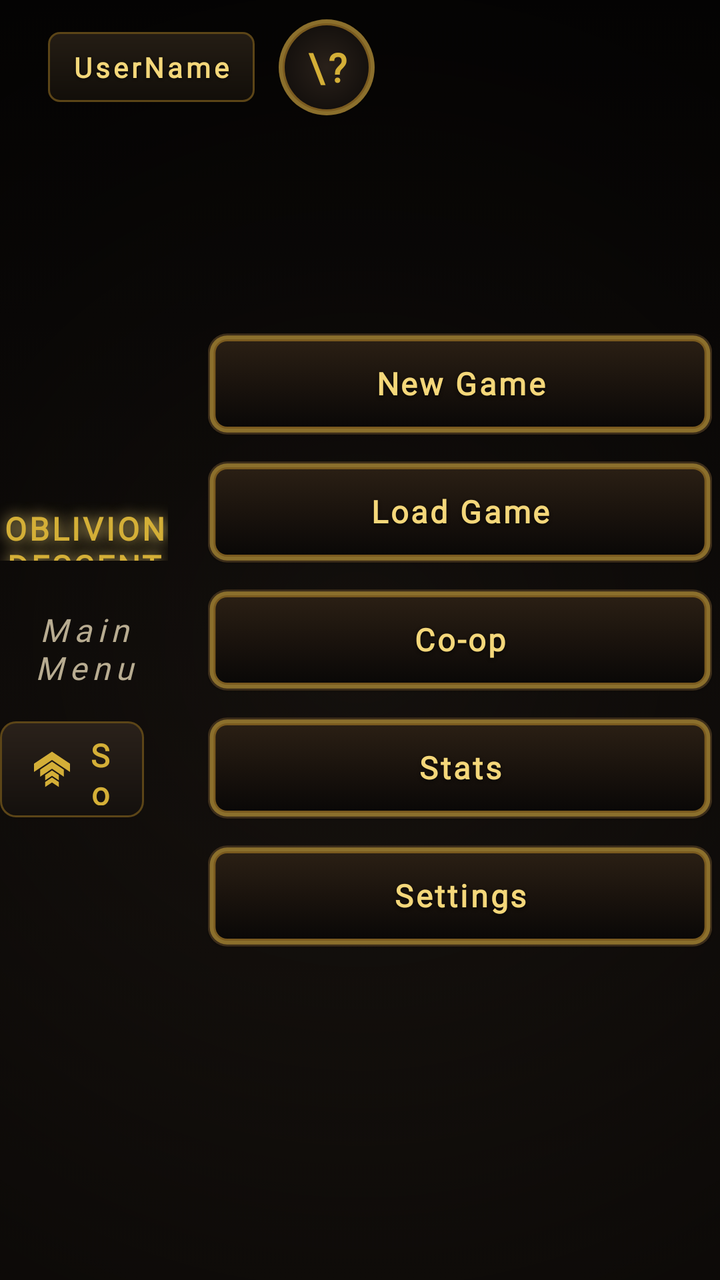
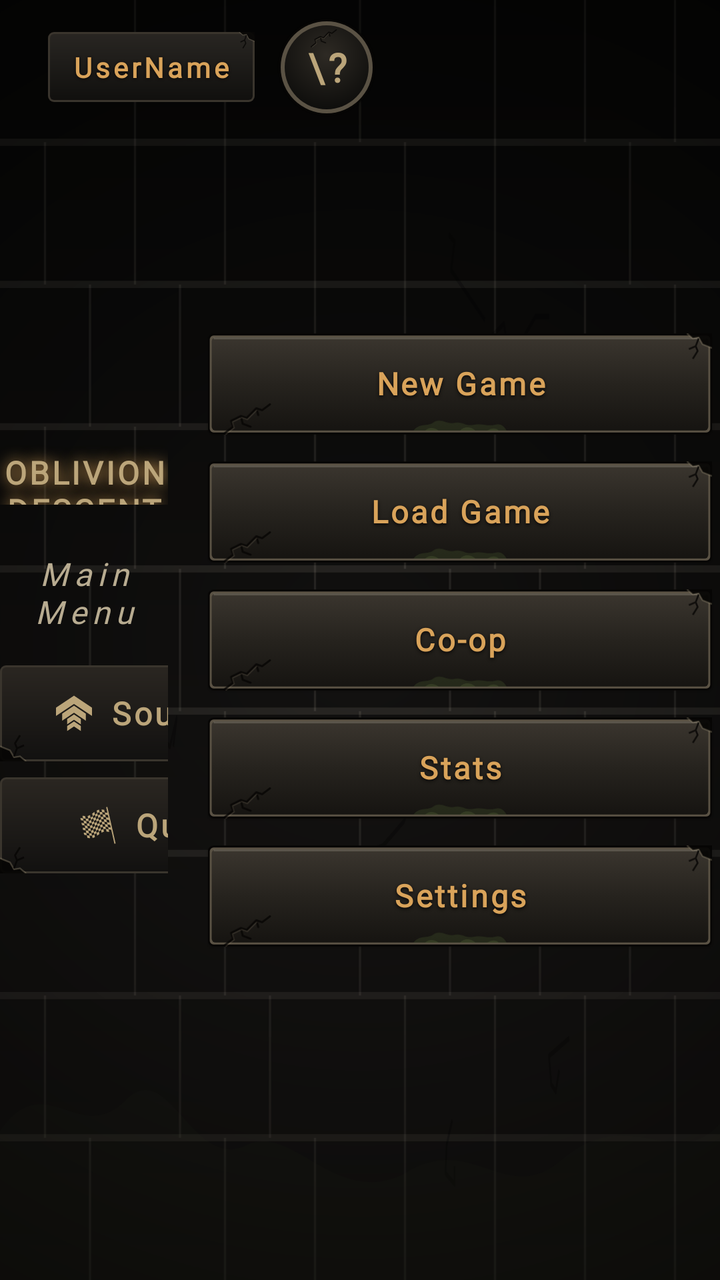

Two renders of the same Android screen: before a commit and after it. Below are the layout's source before the change and the commit's diff.
<!-- AndroidManifest.xml: activity theme Theme.MaterialComponents.DayNight.NoActionBar -->
<!-- res/layout/activity_menu.xml -->
<?xml version="1.0" encoding="utf-8"?>
<androidx.constraintlayout.widget.ConstraintLayout
    xmlns:android="http://schemas.android.com/apk/res/android"
    xmlns:app="http://schemas.android.com/apk/res-auto"
    xmlns:tools="http://schemas.android.com/tools"
    android:id="@+id/mainMenuLayout"
    android:layout_width="match_parent"
    android:layout_height="match_parent"
    android:background="@drawable/game_background">

    <View
        android:id="@+id/vignetteOverlay"
        android:layout_width="match_parent"
        android:layout_height="match_parent"
        android:background="@drawable/vignette_overlay"
        android:alpha="0.94"
        android:animation="@anim/slow_pulse" />

    <TextView
        android:id="@+id/tvUsername"
        style="@style/OD.Text.Label"
        android:layout_width="wrap_content"
        android:layout_height="wrap_content"
        android:text="UserName"
        android:textColor="@color/gold_glow"
        android:textSize="@dimen/text_small"
        app:layout_constraintTop_toTopOf="parent"
        app:layout_constraintStart_toStartOf="parent"
        android:layout_marginTop="@dimen/space_lg"
        android:layout_marginStart="@dimen/space_xl"
        android:paddingStart="@dimen/space_md"
        android:paddingEnd="@dimen/space_md"
        android:paddingTop="@dimen/space_sm"
        android:paddingBottom="@dimen/space_sm"
        android:background="@drawable/hud_panel"
        android:shadowColor="@color/ink_shadow"
        android:shadowDx="0"
        android:shadowDy="1"
        android:shadowRadius="3" />

    <com.google.android.material.button.MaterialButton
        android:id="@+id/btn_tutorial"
        android:layout_width="@dimen/touch_min"
        android:layout_height="@dimen/touch_min"
        android:layout_marginStart="@dimen/space_md"
        android:contentDescription="How to play"
        android:text="\?"
        android:textSize="@dimen/text_heading"
        android:textStyle="bold"
        android:fontFamily="@font/cinzel"
        android:textColor="@color/gold_bright"
        android:padding="0dp"
        android:minWidth="0dp"
        android:minHeight="0dp"
        android:insetLeft="0dp"
        android:insetTop="0dp"
        android:insetRight="0dp"
        android:insetBottom="0dp"
        app:backgroundTint="@null"
        android:background="@drawable/icon_btn_circle"
        app:strokeWidth="0dp"
        app:layout_constraintStart_toEndOf="@id/tvUsername"
        app:layout_constraintTop_toTopOf="@id/tvUsername"
        app:layout_constraintBottom_toBottomOf="@id/tvUsername"
        tools:ignore="HardcodedText" />

    <TextView
        android:id="@+id/GameTitleFront"
        style="@style/OD.Text.Title"
        android:layout_width="0dp"
        android:layout_height="wrap_content"
        android:text="Oblivion Descent"
        android:textAllCaps="true"
        android:textSize="48sp"
        android:maxLines="1"
        app:autoSizeTextType="uniform"
        app:autoSizeMinTextSize="16sp"
        app:autoSizeMaxTextSize="48sp"
        app:autoSizeStepGranularity="1sp"
        android:gravity="center"
        android:shadowColor="@color/gold_glow"
        android:shadowDx="0"
        android:shadowDy="0"
        android:shadowRadius="18"
        android:animation="@anim/glow_pulse"
        app:layout_constraintTop_toTopOf="parent"
        app:layout_constraintBottom_toTopOf="@+id/MainMenu"
        app:layout_constraintStart_toStartOf="parent"
        app:layout_constraintEnd_toStartOf="@+id/btn_new_game"
        app:layout_constraintVertical_chainStyle="packed"
        android:layout_marginEnd="@dimen/space_lg"
        tools:ignore="HardcodedText" />

    <TextView
        android:id="@+id/MainMenu"
        style="@style/OD.Text.Caption"
        android:layout_width="0dp"
        android:layout_height="wrap_content"
        android:text="Main Menu"
        android:textSize="@dimen/text_body"
        android:textStyle="italic"
        android:gravity="center"
        android:letterSpacing="0.18"
        android:animation="@anim/fade_in_delayed"
        app:layout_constraintTop_toBottomOf="@id/GameTitleFront"
        app:layout_constraintBottom_toTopOf="@+id/menu_extras"
        app:layout_constraintStart_toStartOf="@+id/GameTitleFront"
        app:layout_constraintEnd_toEndOf="@+id/GameTitleFront"
        android:layout_marginTop="@dimen/space_sm"
        tools:ignore="HardcodedText" />

    
    <LinearLayout
        android:id="@+id/menu_extras"
        android:layout_width="0dp"
        android:layout_height="wrap_content"
        android:orientation="horizontal"
        android:gravity="center"
        android:layout_marginTop="@dimen/space_lg"
        app:layout_constraintTop_toBottomOf="@id/MainMenu"
        app:layout_constraintBottom_toBottomOf="parent"
        app:layout_constraintStart_toStartOf="@+id/GameTitleFront"
        app:layout_constraintEnd_toEndOf="@+id/GameTitleFront">

        <com.google.android.material.button.MaterialButton
            android:id="@+id/btn_altar"
            style="@style/OD.Button.Secondary"
            android:layout_width="wrap_content"
            android:layout_height="@dimen/touch_min"
            android:layout_marginEnd="@dimen/space_md"
            android:text="Soul Altar"
            app:icon="@drawable/ic_level"
            tools:ignore="HardcodedText" />

        <com.google.android.material.button.MaterialButton
            android:id="@+id/btn_daily"
            style="@style/OD.Button.Secondary"
            android:layout_width="wrap_content"
            android:layout_height="@dimen/touch_min"
            android:text="Daily Run"
            app:icon="@drawable/ic_trophy"
            tools:ignore="HardcodedText" />

    </LinearLayout>

    <com.google.android.material.button.MaterialButton
        android:id="@+id/btn_new_game"
        style="@style/OD.Button"
        android:layout_width="260dp"
        android:layout_height="@dimen/button_height"
        android:text="New Game"
        android:shadowColor="@color/ink_shadow"
        android:shadowDx="0"
        android:shadowDy="2"
        android:shadowRadius="4"
        android:stateListAnimator="@animator/button_elevation_anim"
        android:translationZ="6dp"
        app:layout_constraintVertical_chainStyle="packed"
        app:layout_constraintTop_toTopOf="parent"
        app:layout_constraintBottom_toTopOf="@+id/btn_load_game"
        app:layout_constraintEnd_toEndOf="parent"
        app:layout_constraintStart_toEndOf="@+id/GameTitleFront"
        android:layout_marginBottom="@dimen/space_md"
        tools:ignore="HardcodedText" />

    <com.google.android.material.button.MaterialButton
        android:id="@+id/btn_load_game"
        style="@style/OD.Button"
        android:layout_width="260dp"
        android:layout_height="@dimen/button_height"
        android:text="Load Game"
        android:shadowColor="@color/ink_shadow"
        android:shadowDx="0"
        android:shadowDy="2"
        android:shadowRadius="4"
        android:stateListAnimator="@animator/button_elevation_anim"
        android:translationZ="6dp"
        app:layout_constraintTop_toBottomOf="@+id/btn_new_game"
        app:layout_constraintBottom_toTopOf="@+id/btn_coop"
        app:layout_constraintStart_toStartOf="@+id/btn_new_game"
        app:layout_constraintEnd_toEndOf="@+id/btn_new_game"
        android:layout_marginBottom="@dimen/space_md"
        tools:ignore="HardcodedText" />

    <com.google.android.material.button.MaterialButton
        android:id="@+id/btn_coop"
        style="@style/OD.Button"
        android:layout_width="260dp"
        android:layout_height="@dimen/button_height"
        android:text="Co-op"
        android:shadowColor="@color/ink_shadow"
        android:shadowDx="0"
        android:shadowDy="2"
        android:shadowRadius="4"
        android:stateListAnimator="@animator/button_elevation_anim"
        android:translationZ="6dp"
        app:layout_constraintTop_toBottomOf="@+id/btn_load_game"
        app:layout_constraintBottom_toTopOf="@+id/btn_stats"
        app:layout_constraintStart_toStartOf="@+id/btn_new_game"
        app:layout_constraintEnd_toEndOf="@+id/btn_new_game"
        android:layout_marginBottom="@dimen/space_md"
        tools:ignore="HardcodedText" />

    <com.google.android.material.button.MaterialButton
        android:id="@+id/btn_stats"
        style="@style/OD.Button"
        android:layout_width="260dp"
        android:layout_height="@dimen/button_height"
        android:text="Stats"
        android:shadowColor="@color/ink_shadow"
        android:shadowDx="0"
        android:shadowDy="2"
        android:shadowRadius="4"
        android:stateListAnimator="@animator/button_elevation_anim"
        android:translationZ="6dp"
        app:layout_constraintTop_toBottomOf="@+id/btn_coop"
        app:layout_constraintBottom_toTopOf="@+id/btn_settings"
        app:layout_constraintStart_toStartOf="@+id/btn_new_game"
        app:layout_constraintEnd_toEndOf="@+id/btn_new_game"
        android:layout_marginBottom="@dimen/space_md"
        tools:ignore="HardcodedText" />

    <com.google.android.material.button.MaterialButton
        android:id="@+id/btn_settings"
        style="@style/OD.Button"
        android:layout_width="260dp"
        android:layout_height="@dimen/button_height"
        android:text="Settings"
        android:shadowColor="@color/ink_shadow"
        android:shadowDx="0"
        android:shadowDy="2"
        android:shadowRadius="4"
        android:stateListAnimator="@animator/button_elevation_anim"
        android:translationZ="6dp"
        app:layout_constraintTop_toBottomOf="@+id/btn_stats"
        app:layout_constraintBottom_toBottomOf="parent"
        app:layout_constraintStart_toStartOf="@+id/btn_new_game"
        app:layout_constraintEnd_toEndOf="@+id/btn_new_game"
        tools:ignore="HardcodedText" />

</androidx.constraintlayout.widget.ConstraintLayout>
<!-- resources referenced by this layout -->
<resources>
  <color name="gold_bright">#D4AF37</color>
  <color name="gold_glow">#F4D77A</color>
  <!-- drawable game_background (drawable) -->
  <?xml version="1.0" encoding="utf-8"?>
  <selector xmlns:android="http://schemas.android.com/apk/res/android">
      <item>
          <shape>
              <gradient
                  android:type="linear"
                  android:angle="270"
                  android:startColor="@color/bg_deepest"
                  android:centerColor="@color/bg_base"
                  android:endColor="@color/bg_surface"/>
          </shape>
      </item>
  </selector>
  <!-- drawable hud_panel (drawable) -->
  <?xml version="1.0" encoding="utf-8"?>
  <layer-list xmlns:android="http://schemas.android.com/apk/res/android">
  
      <item>
          <shape android:shape="rectangle">
              <solid android:color="@color/border_gold_inner"/>
              <corners android:radius="6dp"/>
          </shape>
      </item>
  
      <item android:left="1dp" android:top="1dp" android:right="1dp" android:bottom="1dp">
          <shape android:shape="rectangle">
              <gradient
                  android:type="linear"
                  android:angle="270"
                  android:startColor="#E61E1813"
                  android:endColor="#E60A0807"/>
              <corners android:radius="5dp"/>
          </shape>
      </item>
  
  </layer-list>
  <!-- drawable icon_btn_circle (drawable) -->
  <?xml version="1.0" encoding="utf-8"?>
  <ripple xmlns:android="http://schemas.android.com/apk/res/android"
      android:color="@color/gold_translucent_strong">
  
      <item android:id="@android:id/mask">
          <shape android:shape="oval">
              <solid android:color="@color/gold_bright"/>
          </shape>
      </item>
  
      <item>
          <layer-list>
              <item>
                  <shape android:shape="oval">
                      <solid android:color="@color/border_gold"/>
                  </shape>
              </item>
              <item android:left="2dp" android:top="2dp" android:right="2dp" android:bottom="2dp">
                  <shape android:shape="oval">
                      <solid android:color="@color/gold_deep"/>
                  </shape>
              </item>
              <item android:left="3dp" android:top="3dp" android:right="3dp" android:bottom="3dp">
                  <shape android:shape="oval">
                      <gradient
                          android:type="radial"
                          android:gradientRadius="32dp"
                          android:startColor="@color/bg_surface_alt"
                          android:endColor="@color/bg_deepest"/>
                  </shape>
              </item>
          </layer-list>
      </item>
  
  </ripple>
  <color name="bg_deepest">#0A0807</color>
  <color name="bg_base">#14100D</color>
  <color name="bg_surface">#1E1813</color>
  <color name="border_gold_inner">#5C4517</color>
  <color name="gold_translucent_strong">#66D4AF37</color>
  <color name="border_gold">#8B6F2C</color>
  <color name="gold_deep">#7A5A1F</color>
  <color name="bg_surface_alt">#2A211A</color>
  <!-- drawable btn_login: vector/xml drawable (drawable, 3325 chars, omitted) -->
  <!-- drawable btn_gothic_secondary (drawable) -->
  <?xml version="1.0" encoding="utf-8"?>
  <ripple xmlns:android="http://schemas.android.com/apk/res/android"
      android:color="@color/gold_translucent">
  
      <item android:id="@android:id/mask">
          <shape android:shape="rectangle">
              <solid android:color="@color/gold_bright"/>
              <corners android:radius="8dp"/>
          </shape>
      </item>
  
      <item>
          <layer-list>
              <item>
                  <shape android:shape="rectangle">
                      <solid android:color="@color/border_gold_inner"/>
                      <corners android:radius="8dp"/>
                  </shape>
              </item>
              <item
                  android:left="1dp" android:top="1dp"
                  android:right="1dp" android:bottom="1dp">
                  <shape android:shape="rectangle">
                      <gradient
                          android:type="linear"
                          android:angle="270"
                          android:startColor="@color/bg_surface_alt"
                          android:endColor="@color/bg_base"/>
                      <corners android:radius="7dp"/>
                  </shape>
              </item>
          </layer-list>
      </item>
  
  </ripple>
  <color name="gold_dim">#5C4517</color>
  <color name="gold_translucent">#33D4AF37</color>
  <!-- unchanged entries left out for length: 26 -->
</resources>

<!-- the commit's change to res/layout/activity_menu.xml (unified diff, before → after) -->
@@ -114,7 +114,7 @@
         android:id="@+id/menu_extras"
         android:layout_width="0dp"
         android:layout_height="wrap_content"
-        android:orientation="horizontal"
+        android:orientation="vertical"
         android:gravity="center"
         android:layout_marginTop="@dimen/space_lg"
         app:layout_constraintTop_toBottomOf="@id/MainMenu"
@@ -122,24 +122,58 @@
         app:layout_constraintStart_toStartOf="@+id/GameTitleFront"
         app:layout_constraintEnd_toEndOf="@+id/GameTitleFront">
 
-        <com.google.android.material.button.MaterialButton
-            android:id="@+id/btn_altar"
-            style="@style/OD.Button.Secondary"
+        <LinearLayout
             android:layout_width="wrap_content"
-            android:layout_height="@dimen/touch_min"
-            android:layout_marginEnd="@dimen/space_md"
-            android:text="Soul Altar"
-            app:icon="@drawable/ic_level"
-            tools:ignore="HardcodedText" />
-
-        <com.google.android.material.button.MaterialButton
-            android:id="@+id/btn_daily"
-            style="@style/OD.Button.Secondary"
+            android:layout_height="wrap_content"
+            android:orientation="horizontal">
+
+            <com.google.android.material.button.MaterialButton
+                android:id="@+id/btn_altar"
+                style="@style/OD.Button.Secondary"
+                android:layout_width="164dp"
+                android:layout_height="@dimen/touch_min"
+                android:layout_marginEnd="@dimen/space_md"
+                android:text="Soul Altar"
+                app:icon="@drawable/ic_level"
+                tools:ignore="HardcodedText" />
+
+            <com.google.android.material.button.MaterialButton
+                android:id="@+id/btn_daily"
+                style="@style/OD.Button.Secondary"
+                android:layout_width="164dp"
+                android:layout_height="@dimen/touch_min"
+                android:text="Daily Run"
+                app:icon="@drawable/ic_trophy"
+                tools:ignore="HardcodedText" />
+
+        </LinearLayout>
+
+        <LinearLayout
             android:layout_width="wrap_content"
-            android:layout_height="@dimen/touch_min"
-            android:text="Daily Run"
-            app:icon="@drawable/ic_trophy"
-            tools:ignore="HardcodedText" />
+            android:layout_height="wrap_content"
+            android:layout_marginTop="@dimen/space_sm"
+            android:orientation="horizontal">
+
+            <com.google.android.material.button.MaterialButton
+                android:id="@+id/btn_quests"
+                style="@style/OD.Button.Secondary"
+                android:layout_width="164dp"
+                android:layout_height="@dimen/touch_min"
+                android:layout_marginEnd="@dimen/space_md"
+                android:text="Quests"
+                app:icon="@drawable/ic_flag"
+                tools:ignore="HardcodedText" />
+
+            <com.google.android.material.button.MaterialButton
+                android:id="@+id/btn_history"
+                style="@style/OD.Button.Secondary"
+                android:layout_width="164dp"
+                android:layout_height="@dimen/touch_min"
+                android:text="Runs"
+                app:icon="@drawable/ic_hourglass"
+                tools:ignore="HardcodedText" />
+
+        </LinearLayout>
 
     </LinearLayout>
 
<!-- resource entries referenced after the edit -->
@@ -1,10 +1,10 @@
 <!-- resources referenced by this layout -->
 <resources>
-  <color name="gold_bright">#D4AF37</color>
-  <color name="gold_glow">#F4D77A</color>
+  <color name="gold_bright">#BBA57A</color>
+  <color name="gold_glow">#D9A35A</color>
   <!-- drawable game_background (drawable) -->
   <?xml version="1.0" encoding="utf-8"?>
-  <selector xmlns:android="http://schemas.android.com/apk/res/android">
+  <layer-list xmlns:android="http://schemas.android.com/apk/res/android">
       <item>
           <shape>
               <gradient
@@ -15,7 +15,8 @@
                   android:endColor="@color/bg_surface"/>
           </shape>
       </item>
-  </selector>
+      <item android:drawable="@drawable/stone_wall"/>
+  </layer-list>
   <!-- drawable hud_panel (drawable) -->
   <?xml version="1.0" encoding="utf-8"?>
   <layer-list xmlns:android="http://schemas.android.com/apk/res/android">
@@ -23,7 +24,7 @@
       <item>
           <shape android:shape="rectangle">
               <solid android:color="@color/border_gold_inner"/>
-              <corners android:radius="6dp"/>
+              <corners android:radius="3dp"/>
           </shape>
       </item>
   
@@ -32,13 +33,29 @@
               <gradient
                   android:type="linear"
                   android:angle="270"
-                  android:startColor="#E61E1813"
-                  android:endColor="#E60A0807"/>
-              <corners android:radius="5dp"/>
-          </shape>
-      </item>
+                  android:startColor="#E6262320"
+                  android:endColor="#E60C0B0A"/>
+              <corners android:radius="2dp"/>
+          </shape>
+      </item>
+  
+      <item android:drawable="@drawable/wear_chip" android:gravity="top|end"
+          android:width="13dp" android:height="10dp"/>
   
   </layer-list>
+  <!-- drawable ic_flag: vector/xml drawable (drawable, 4723 chars, omitted) -->
+  <!-- drawable ic_hourglass (drawable) -->
+  <?xml version="1.0" encoding="utf-8"?>
+  <vector xmlns:android="http://schemas.android.com/apk/res/android"
+      android:width="20dp"
+      android:height="20dp"
+      android:viewportWidth="512"
+      android:viewportHeight="512"
+      android:tint="@color/warning_amber">
+      <path
+          android:fillColor="#FFFFFF"
+          android:pathData="M92.656 19.188v41.5h331.72v-41.5H92.655zM119.5 79.374V433.53h22.28V79.376H119.5zm46.594 0c3.212 43.324 13.312 82.022 27.78 110.906 17.685 35.304 40.845 54.75 64.064 54.75 23.218 0 46.346 -19.446 64.03 -54.75 14.47 -28.883 24.57 -67.58 27.782 -110.905H166.094zm209.156 0V433.53h22.28V79.376h-22.28zm-117.313 185.22c-23.218 0 -46.378 19.415 -64.062 54.717 -14.835 29.614 -25.098 69.562 -28.03 114.22H350c-2.933 -44.658 -13.197 -84.606 -28.03 -114.22 -17.686 -35.302 -40.814 -54.718 -64.033 -54.718zM92.657 452.218v41.467h331.718V452.22H92.655z"/>
+  </vector>
   <!-- drawable icon_btn_circle (drawable) -->
   <?xml version="1.0" encoding="utf-8"?>
   <ripple xmlns:android="http://schemas.android.com/apk/res/android"
@@ -54,12 +71,12 @@
           <layer-list>
               <item>
                   <shape android:shape="oval">
+                      <solid android:color="@color/stone_crack"/>
+                  </shape>
+              </item>
+              <item android:left="1dp" android:top="1dp" android:right="1dp" android:bottom="1dp">
+                  <shape android:shape="oval">
                       <solid android:color="@color/border_gold"/>
-                  </shape>
-              </item>
-              <item android:left="2dp" android:top="2dp" android:right="2dp" android:bottom="2dp">
-                  <shape android:shape="oval">
-                      <solid android:color="@color/gold_deep"/>
                   </shape>
               </item>
               <item android:left="3dp" android:top="3dp" android:right="3dp" android:bottom="3dp">
@@ -67,23 +84,92 @@
                       <gradient
                           android:type="radial"
                           android:gradientRadius="32dp"
-                          android:startColor="@color/bg_surface_alt"
+                          android:centerY="0.35"
+                          android:startColor="@color/stone_face"
                           android:endColor="@color/bg_deepest"/>
                   </shape>
               </item>
+              <item android:drawable="@drawable/wear_crack" android:gravity="top|center_horizontal"
+                  android:top="5dp" android:width="16dp" android:height="9dp"/>
           </layer-list>
       </item>
   
   </ripple>
-  <color name="bg_deepest">#0A0807</color>
-  <color name="bg_base">#14100D</color>
-  <color name="bg_surface">#1E1813</color>
-  <color name="border_gold_inner">#5C4517</color>
-  <color name="gold_translucent_strong">#66D4AF37</color>
-  <color name="border_gold">#8B6F2C</color>
-  <color name="gold_deep">#7A5A1F</color>
-  <color name="bg_surface_alt">#2A211A</color>
-  <!-- drawable btn_login: vector/xml drawable (drawable, 3325 chars, omitted) -->
+  <color name="bg_deepest">#090908</color>
+  <color name="bg_base">#121110</color>
+  <color name="bg_surface">#1B1917</color>
+  <!-- drawable stone_wall (drawable) -->
+  <?xml version="1.0" encoding="utf-8"?>
+  <vector xmlns:android="http://schemas.android.com/apk/res/android"
+      android:width="640dp"
+      android:height="360dp"
+      android:viewportWidth="640"
+      android:viewportHeight="360">
+      <path
+          android:strokeColor="#1AEAE0CA"
+          android:strokeWidth="2"
+          android:pathData="M0,40H640M0,80H640M0,120H640M0,160H640M0,200H640M0,240H640M0,280H640M0,320H640"/>
+      <path
+          android:strokeColor="#1AEAE0CA"
+          android:strokeWidth="2"
+          android:pathData="M120,0v40M200,0v40M320,0v40M440,0v40M520,0v40M600,0v40M40,40v40M120,40v40M200,40v40M280,40v40M360,40v40M440,40v40M560,40v40M80,80v40M160,80v40M280,80v40M360,80v40M440,80v40M520,80v40M600,80v40M40,120v40M120,120v40M200,120v40M280,120v40M360,120v40M440,120v40M520,120v40M600,120v40M80,160v40M160,160v40M280,160v40M400,160v40M480,160v40M600,160v40M40,200v40M120,200v40M200,200v40M320,200v40M440,200v40M520,200v40M600,200v40M120,240v40M200,240v40M320,240v40M400,240v40M480,240v40M560,240v40M40,280v40M160,280v40M240,280v40M360,280v40M440,280v40M520,280v40M600,280v40M80,320v40M200,320v40M280,320v40M360,320v40M440,320v40M520,320v40M600,320v40"/>
+      <path
+          android:strokeColor="#40000000"
+          android:strokeWidth="1.5"
+          android:strokeLineJoin="round"
+          android:pathData="M323,240L340,238L351,234L359,231L361,229M497,301L494,307L490,305L488,297L506,292M399,66L404,68L401,76L416,83L431,90M477,108L471,103L467,94L476,89L488,89M433,96L448,91L451,98L448,98L442,105M402,315L397,322L396,330L404,333L404,328M145,201L140,206L151,210L157,202L154,210"/>
+      
+      <path
+          android:fillColor="#183E4A2A"
+          android:pathData="M0,360V318C40,300 70,322 110,310C150,296 170,330 220,322C260,316 300,340 360,330C420,318 450,340 500,326C560,310 600,330 640,316V360Z"/>
+  </vector>
+  <color name="border_gold_inner">#3A352D</color>
+  <!-- drawable wear_chip (drawable) -->
+  <?xml version="1.0" encoding="utf-8"?>
+  <vector xmlns:android="http://schemas.android.com/apk/res/android"
+      android:width="22dp"
+      android:height="16dp"
+      android:viewportWidth="22"
+      android:viewportHeight="16">
+      <path
+          android:fillColor="#F0070605"
+          android:pathData="M22,0L9,0L12,2.5L15,2L17,5.5L22,7.5Z"/>
+      <path
+          android:strokeColor="#40D9C9A6"
+          android:strokeWidth="0.8"
+          android:strokeLineJoin="round"
+          android:pathData="M9,0L12,2.5L15,2L17,5.5L22,7.5"/>
+      <path
+          android:strokeColor="#D0070605"
+          android:strokeWidth="0.9"
+          android:strokeLineJoin="round"
+          android:pathData="M15,2.5L13.5,6.5L14.5,9L12,13M13.5,6.5L10,8"/>
+  </vector>
+  <color name="warning_amber">#D49A37</color>
+  <color name="gold_translucent_strong">#55C8742E</color>
+  <color name="stone_crack">#070605</color>
+  <color name="border_gold">#5A5244</color>
+  <color name="stone_face">#2E2A24</color>
+  <!-- drawable wear_crack (drawable) -->
+  <?xml version="1.0" encoding="utf-8"?>
+  <vector xmlns:android="http://schemas.android.com/apk/res/android"
+      android:width="30dp"
+      android:height="16dp"
+      android:viewportWidth="30"
+      android:viewportHeight="16">
+      <path
+          android:strokeColor="#C8070605"
+          android:strokeWidth="1"
+          android:strokeLineJoin="round"
+          android:strokeLineCap="round"
+          android:pathData="M0.5,15.5L5,12L4,9L9,6.5L12,7.5L17,2.5L20,3.5L24,0.5M9,6.5L10,10.5L14,12M17,2.5L18,6"/>
+      <path
+          android:strokeColor="#26D9C9A6"
+          android:strokeWidth="0.6"
+          android:strokeLineJoin="round"
+          android:pathData="M1.2,16L5.6,12.6L4.7,9.6L9.5,7.3L12.4,8.3L17.4,3.3"/>
+  </vector>
+  <!-- drawable btn_login: vector/xml drawable (drawable, 4533 chars, omitted) -->
   <!-- drawable btn_gothic_secondary (drawable) -->
   <?xml version="1.0" encoding="utf-8"?>
   <ripple xmlns:android="http://schemas.android.com/apk/res/android"
@@ -92,7 +178,7 @@
       <item android:id="@android:id/mask">
           <shape android:shape="rectangle">
               <solid android:color="@color/gold_bright"/>
-              <corners android:radius="8dp"/>
+              <corners android:radius="3dp"/>
           </shape>
       </item>
   
@@ -101,7 +187,7 @@
               <item>
                   <shape android:shape="rectangle">
                       <solid android:color="@color/border_gold_inner"/>
-                      <corners android:radius="8dp"/>
+                      <corners android:radius="3dp"/>
                   </shape>
               </item>
               <item
@@ -111,17 +197,47 @@
                       <gradient
                           android:type="linear"
                           android:angle="270"
-                          android:startColor="@color/bg_surface_alt"
-                          android:endColor="@color/bg_base"/>
-                      <corners android:radius="7dp"/>
-                  </shape>
-              </item>
+                          android:startColor="#2A2621"
+                          android:endColor="#121110"/>
+                      <corners android:radius="2dp"/>
+                  </shape>
+              </item>
+              <item android:drawable="@drawable/wear_crack" android:gravity="top|end"
+                  android:right="12dp" android:width="30dp" android:height="16dp"/>
+              <item android:drawable="@drawable/wear_chip_bl" android:gravity="bottom|start"
+                  android:width="22dp" android:height="16dp"/>
           </layer-list>
       </item>
   
   </ripple>
-  <color name="gold_dim">#5C4517</color>
-  <color name="gold_translucent">#33D4AF37</color>
+  <color name="gold_dim">#4A2A14</color>
+  <color name="gold_translucent">#33C8742E</color>
+  <!-- drawable wear_chip_bl (drawable) -->
+  <?xml version="1.0" encoding="utf-8"?>
+  <vector xmlns:android="http://schemas.android.com/apk/res/android"
+      android:width="22dp"
+      android:height="16dp"
+      android:viewportWidth="22"
+      android:viewportHeight="16">
+      <group
+          android:pivotX="11"
+          android:pivotY="8"
+          android:rotation="180">
+          <path
+              android:fillColor="#F0070605"
+              android:pathData="M22,0L9,0L12,2.5L15,2L17,5.5L22,7.5Z"/>
+          <path
+              android:strokeColor="#40D9C9A6"
+              android:strokeWidth="0.8"
+              android:strokeLineJoin="round"
+              android:pathData="M9,0L12,2.5L15,2L17,5.5L22,7.5"/>
+          <path
+              android:strokeColor="#D0070605"
+              android:strokeWidth="0.9"
+              android:strokeLineJoin="round"
+              android:pathData="M15,2.5L13.5,6.5L14.5,9L12,13M13.5,6.5L10,8"/>
+      </group>
+  </vector>
   <!-- unchanged entries left out for length: 26 -->
 </resources>
 
